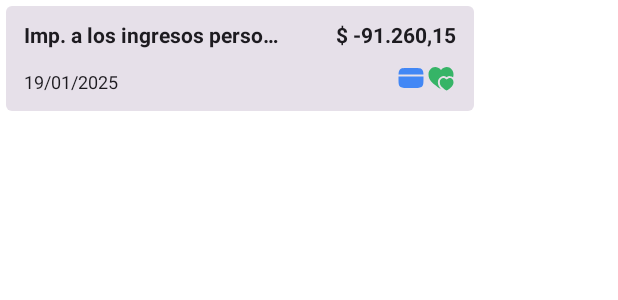
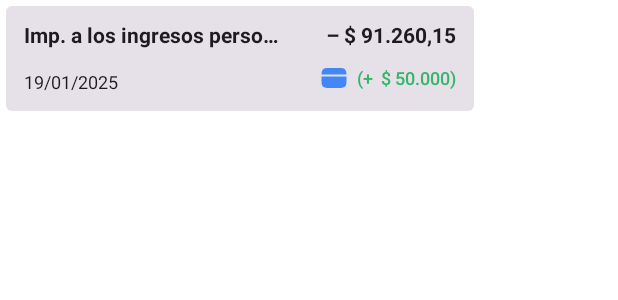
Before and after one commit to eflcabrera/mintdrop, an Android app built with Jetpack Compose: the @Preview function EntryHistoryCardPreview, on a phone screen of 412 x 824 dp. Shown: the top 300 px of the screen. Run offline under Robolectric (Android 15) with nearby library versions, the phone set to English and light mode, and no system bars; our stand-ins replace Room's generated code.

```diff
--- a/app/src/main/java/com/eflc/mintdrop/room/dao/entity/EntryHistory.kt
+++ b/app/src/main/java/com/eflc/mintdrop/room/dao/entity/EntryHistory.kt
@@ -44,5 +44,5 @@ data class EntryHistory(
     @ColumnInfo(name = "paid_by")
     val paidBy: Long? = null,
     @ColumnInfo(name = "is_settled")
-    val isSettled: Boolean? = null
+    var isSettled: Boolean? = null
 )
--- a/app/src/main/java/com/eflc/mintdrop/service/record/EntryRecordService.kt
+++ b/app/src/main/java/com/eflc/mintdrop/service/record/EntryRecordService.kt
@@ -4,9 +4,11 @@ import com.eflc.mintdrop.models.ExpenseEntryResponse
 import com.eflc.mintdrop.models.SharedExpenseBalanceData
 import com.eflc.mintdrop.room.dao.entity.EntryHistory
 import com.eflc.mintdrop.room.dao.entity.PaymentMethod
+import com.eflc.mintdrop.room.dao.entity.relationship.EntryRecordAndSharedExpenseDetails
 
 interface EntryRecordService {
     suspend fun createRecord(entryRecord: EntryHistory, sheetName: String, paymentMethod: PaymentMethod?): ExpenseEntryResponse?
     suspend fun deleteRecord(entryRecord: EntryHistory)
-    suspend fun calculateSharedExpenseBalance(): SharedExpenseBalanceData
+    suspend fun calculateSharedExpenseBalance(pendingSharedExpenses: List<EntryRecordAndSharedExpenseDetails>): SharedExpenseBalanceData
+    suspend fun getPendingSharedExpenses(): List<EntryRecordAndSharedExpenseDetails>
 }
--- a/app/src/main/java/com/eflc/mintdrop/service/shared/SharedExpenseService.kt
+++ b/app/src/main/java/com/eflc/mintdrop/service/shared/SharedExpenseService.kt
@@ -2,9 +2,11 @@ package com.eflc.mintdrop.service.shared
 
 import com.eflc.mintdrop.room.dao.entity.EntryHistory
 import com.eflc.mintdrop.room.dao.entity.SharedExpenseEntryDetail
+import com.eflc.mintdrop.room.dao.entity.relationship.EntryRecordAndSharedExpenseDetails
 
 interface SharedExpenseService {
 
     suspend fun createSharedExpenseEntries(sharedEntryRecord: EntryHistory, entryRecordId: Long): List<SharedExpenseEntryDetail>
     suspend fun deleteSharedExpenseEntries(sharedEntryRecord: EntryHistory)
+    suspend fun settleBalance(pendingSharedExpenses: List<EntryRecordAndSharedExpenseDetails>)
 }
--- a/app/src/main/java/com/eflc/mintdrop/ui/components/card/EntryHistoryCard.kt
+++ b/app/src/main/java/com/eflc/mintdrop/ui/components/card/EntryHistoryCard.kt
@@ -28,6 +28,8 @@ import com.eflc.mintdrop.R
 import com.eflc.mintdrop.room.dao.entity.EntryHistory
 import com.eflc.mintdrop.room.dao.entity.PaymentMethod
 import com.eflc.mintdrop.room.dao.entity.PaymentMethodType
+import com.eflc.mintdrop.room.dao.entity.SharedExpenseEntryDetail
+import com.eflc.mintdrop.utils.Constants.MY_USER_ID
 import com.eflc.mintdrop.utils.FormatUtils.Companion.formatAsCurrency
 import java.time.LocalDateTime
 import java.time.format.DateTimeFormatter
@@ -35,13 +37,15 @@ import java.time.format.DateTimeFormatter
 @Composable
 fun EntryHistoryCard(
     modifier: Modifier,
-    entryHistory: EntryHistory,
-    paymentMethods: List<PaymentMethod>?
+    entryRecord: EntryHistory,
+    paymentMethods: List<PaymentMethod>? = listOf(),
+    sharedExpenseDetails: List<SharedExpenseEntryDetail>? = listOf()
 ) {
-    val description = entryHistory.description.ifBlank { "???" }
-    val date = entryHistory.date.format(DateTimeFormatter.ofPattern("dd/MM/yyyy"))
-    val amount = formatAsCurrency(entryHistory.amount)
-    val paymentMethod = paymentMethods?.find { it.uid == entryHistory.paymentMethodId }
+    val description = entryRecord.description.ifBlank { "???" }
+    val date = entryRecord.date.format(DateTimeFormatter.ofPattern("dd/MM/yyyy"))
+    val amount = formatAsCurrency(entryRecord.amount)
+    val paymentMethod = paymentMethods?.find { it.uid == entryRecord.paymentMethodId }
+    val colorSharedGreen = Color(54, 180, 103)
 
     return Card(
         shape = MaterialTheme.shapes.extraSmall,
@@ -78,12 +82,13 @@ fun EntryHistoryCard(
                     .fillMaxHeight()
             ) {
                 Text(
-                    text = "$ $amount",
+                    text = amount,
                     fontWeight = FontWeight.Bold
                 )
                 Row(
                     horizontalArrangement = Arrangement.End,
-                    modifier = Modifier.width(50.dp)
+                    verticalAlignment = Alignment.CenterVertically,
+                    modifier = Modifier.width(125.dp)
                 ) {
                     if (paymentMethod?.type == PaymentMethodType.CREDIT_CARD) {
                         Image(
@@ -93,11 +98,34 @@ fun EntryHistoryCard(
                             modifier = Modifier.size(20.dp)
                         )
                     }
-                    if (entryHistory.isShared == true) {
-                        val colorTint = if ((entryHistory.isSettled == null) || entryHistory.isSettled)
+                    if (entryRecord.isShared == true) {
+                        val hasSharedExpenseDetails = !sharedExpenseDetails.isNullOrEmpty()
+                        val colorTint = if ((entryRecord.isSettled == null) || entryRecord.isSettled == true)
                             Color.Gray
                         else
-                            Color(54, 180, 103)
+                            colorSharedGreen
+
+                        if (hasSharedExpenseDetails) {
+                            val myDetail = sharedExpenseDetails?.find { it.userId == MY_USER_ID }!!
+                            val theirDetail = sharedExpenseDetails.filter { it.userId != MY_USER_ID }
+                            var split: Double
+                            var color: Color
+                            if (MY_USER_ID != entryRecord.paidBy) {
+                                split = myDetail.split.times(-1)
+                                color = Color.Gray
+                            } else {
+                                split = theirDetail.sumOf { it.split }
+                                color = colorSharedGreen
+                            }
+
+                            Text(
+                                text = "(${if (split < 0.0) "" else "+ "}${formatAsCurrency(split)})",
+                                fontWeight = FontWeight.SemiBold,
+                                fontSize = 12.sp,
+                                color = color,
+                                modifier = Modifier.padding(start = 5.dp)
+                            )
+                        } else {
                             Image(
                                 painter = painterResource(id = R.drawable.hearts_svgrepo_com),
                                 colorFilter = ColorFilter.tint(color = colorTint),
@@ -110,12 +138,13 @@ fun EntryHistoryCard(
             }
         }
     }
+}
 
 @Preview(showBackground = true)
 @Composable
 fun EntryHistoryCardPreview() {
     EntryHistoryCard(modifier = Modifier.width(320.dp),
-        entryHistory = EntryHistory(
+        entryRecord = EntryHistory(
             subcategoryId = 1L,
             date = LocalDateTime.now(),
             description = "Imp. a los ingresos personales",
@@ -123,8 +152,23 @@ fun EntryHistoryCardPreview() {
             lastModified = LocalDateTime.now(),
             isShared = true,
             paymentMethodId = 1,
-            isSettled = false
+            isSettled = false,
+            paidBy = 1L
         ),
-        paymentMethods = listOf(PaymentMethod(1, "Crédito", PaymentMethodType.CREDIT_CARD))
+        paymentMethods = listOf(PaymentMethod(1, "Crédito", PaymentMethodType.CREDIT_CARD)),
+        sharedExpenseDetails = listOf(
+            SharedExpenseEntryDetail(
+                entryRecordId = 1L,
+                userId = 1L,
+                sharedExpenseConfigurationId = 1L,
+                split = 41260.15
+            ),
+            SharedExpenseEntryDetail(
+                entryRecordId = 1L,
+                userId = 2L,
+                sharedExpenseConfigurationId = 1L,
+                split = 50000.00
+            )
+        )
     )
 }
--- a/app/src/main/java/com/eflc/mintdrop/ui/screens/category/Category.kt
+++ b/app/src/main/java/com/eflc/mintdrop/ui/screens/category/Category.kt
@@ -80,7 +80,7 @@ fun CategoryScreen(
                     verticalArrangement = Arrangement.Center
                 ) {
                     Text(
-                        text = "Total del mes: $ ${FormatUtils.formatAsCurrency(monthlyBalance)}",
+                        text = "Total del mes: ${FormatUtils.formatAsCurrency(monthlyBalance)}",
                         fontWeight = FontWeight.Light,
                         modifier = Modifier.padding(bottom = 16.dp)
                     )
--- a/app/src/main/java/com/eflc/mintdrop/ui/screens/expense/Expense.kt
+++ b/app/src/main/java/com/eflc/mintdrop/ui/screens/expense/Expense.kt
@@ -80,7 +80,7 @@ fun ExpenseScreen(navComposable: NavController) {
                     verticalArrangement = Arrangement.Center
                 ) {
                     Text(
-                        text = "Total del mes: $ ${FormatUtils.formatAsCurrency(monthlyBalance)}",
+                        text = "Total del mes: ${FormatUtils.formatAsCurrency(monthlyBalance)}",
                         fontWeight = FontWeight.Light,
                         modifier = Modifier.padding(bottom = 16.dp)
                     )
--- a/app/src/main/java/com/eflc/mintdrop/ui/screens/expenseentry/ExpenseEntry.kt
+++ b/app/src/main/java/com/eflc/mintdrop/ui/screens/expenseentry/ExpenseEntry.kt
@@ -106,7 +106,7 @@ fun ExpenseEntryScreen(
             modifier = Modifier.padding(bottom = 32.dp)
         )
         Text(
-            text = "Total del mes: $ ${FormatUtils.formatAsCurrency(monthlyBalance.balance)}",
+            text = "Total del mes: ${FormatUtils.formatAsCurrency(monthlyBalance.balance)}",
             fontWeight = FontWeight.Light,
             modifier = Modifier.padding(bottom = 16.dp)
         )
--- a/app/src/main/java/com/eflc/mintdrop/ui/screens/expenseentry/ExpenseEntryViewModel.kt
+++ b/app/src/main/java/com/eflc/mintdrop/ui/screens/expenseentry/ExpenseEntryViewModel.kt
@@ -14,6 +14,8 @@ import com.eflc.mintdrop.room.dao.entity.PaymentMethod
 import com.eflc.mintdrop.room.dao.entity.SubcategoryMonthlyBalance
 import com.eflc.mintdrop.service.record.EntryRecordService
 import com.eflc.mintdrop.utils.Constants
+import com.eflc.mintdrop.utils.Constants.MY_USER_ID
+import com.eflc.mintdrop.utils.Constants.THEIR_USER_ID
 import com.eflc.mintdrop.utils.FormatUtils.Companion.formatDateFromString
 import dagger.hilt.android.lifecycle.HiltViewModel
 import kotlinx.coroutines.CoroutineScope
@@ -75,7 +77,7 @@ class ExpenseEntryViewModel @Inject constructor(
                 paymentMethodId = paymentMethod?.uid,
                 date = formatDateFromString(selectedDate)
                     .atTime(LocalTime.now().hour, LocalTime.now().minute, LocalTime.now().second),
-                paidBy = if (isPaidByMe) 1L else 2L,
+                paidBy = if (isPaidByMe) MY_USER_ID else THEIR_USER_ID,
                 isSettled = if (isShared) false else null
             )
 
--- a/app/src/main/java/com/eflc/mintdrop/ui/screens/home/HomeScreen.kt
+++ b/app/src/main/java/com/eflc/mintdrop/ui/screens/home/HomeScreen.kt
@@ -68,7 +68,7 @@ fun HomeScreen(navController: NavHostController = rememberNavController()) {
             onDismissRequest = { },
             onConfirmation = { homeViewModel.deleteEntry() },
             dialogTitle = "Deshacer último",
-            dialogText = "¿Revertir gasto \"${lastEntry.description}\" en \"${lastEntry.categoryName}\" por $${formatAsCurrency(lastEntry.amount)}?",
+            dialogText = "¿Revertir gasto \"${lastEntry.description}\" en \"${lastEntry.categoryName}\" por ${formatAsCurrency(lastEntry.amount)}?",
             isVisible = shouldShowUndoDialog
         )
     }
--- a/app/src/main/java/com/eflc/mintdrop/ui/screens/income/Income.kt
+++ b/app/src/main/java/com/eflc/mintdrop/ui/screens/income/Income.kt
@@ -68,7 +68,7 @@ fun IncomeScreen(navComposable: NavController) {
                 verticalArrangement = Arrangement.Center
             ) {
                 Text(
-                    text = "Total del mes: $ ${FormatUtils.formatAsCurrency(monthlyBalance)}",
+                    text = "Total del mes: ${FormatUtils.formatAsCurrency(monthlyBalance)}",
                     fontWeight = FontWeight.Light,
                     modifier = Modifier.padding(bottom = 16.dp)
                 )
--- a/app/src/main/java/com/eflc/mintdrop/utils/Constants.kt
+++ b/app/src/main/java/com/eflc/mintdrop/utils/Constants.kt
@@ -8,4 +8,6 @@ object Constants {
     const val INSTALLMENTS_SHEET_NAME = "Cuotas"
     const val PAYMENT_METHOD_VISA = "VISA"
     const val PAYMENT_METHOD_MASTER_CARD = "MASTER"
+    const val MY_USER_ID = 1L
+    const val THEIR_USER_ID = 2L
 }
--- a/app/src/main/java/com/eflc/mintdrop/utils/FormatUtils.kt
+++ b/app/src/main/java/com/eflc/mintdrop/utils/FormatUtils.kt
@@ -1,5 +1,6 @@
 package com.eflc.mintdrop.utils
 
+import java.math.RoundingMode
 import java.text.NumberFormat
 import java.text.SimpleDateFormat
 import java.time.Instant
@@ -8,13 +9,16 @@ import java.time.ZoneOffset
 import java.time.format.DateTimeFormatter
 import java.util.Date
 import java.util.Locale
+import kotlin.math.absoluteValue
 
 class FormatUtils {
     companion object {
         fun formatAsCurrency(amount: Double): String {
             val numberFormat: NumberFormat = NumberFormat.getNumberInstance(Locale.GERMAN)
+            val sign = if (amount < 0.0) "–" else ""
             numberFormat.maximumFractionDigits = 2
-            return numberFormat.format(amount)
+            numberFormat.roundingMode = RoundingMode.HALF_UP
+            return "$sign $ ${numberFormat.format(amount.absoluteValue)}"
         }
 
         fun convertMillisToStringDate(millis: Long): String {
```
Also changed, not shown: app/src/main/java/com/eflc/mintdrop/service/record/impl/EntryRecordServiceImpl.kt (+9 -4 lines), app/src/main/java/com/eflc/mintdrop/service/shared/impl/SharedExpenseServiceImpl.kt (+9 -0 lines), app/src/main/java/com/eflc/mintdrop/ui/screens/shared/SharedExpenses.kt (+16 -3 lines), app/src/main/java/com/eflc/mintdrop/ui/screens/shared/SharedExpensesViewModel.kt (+7 -1 lines). Lines whose indentation alone changed are shown as unchanged.
